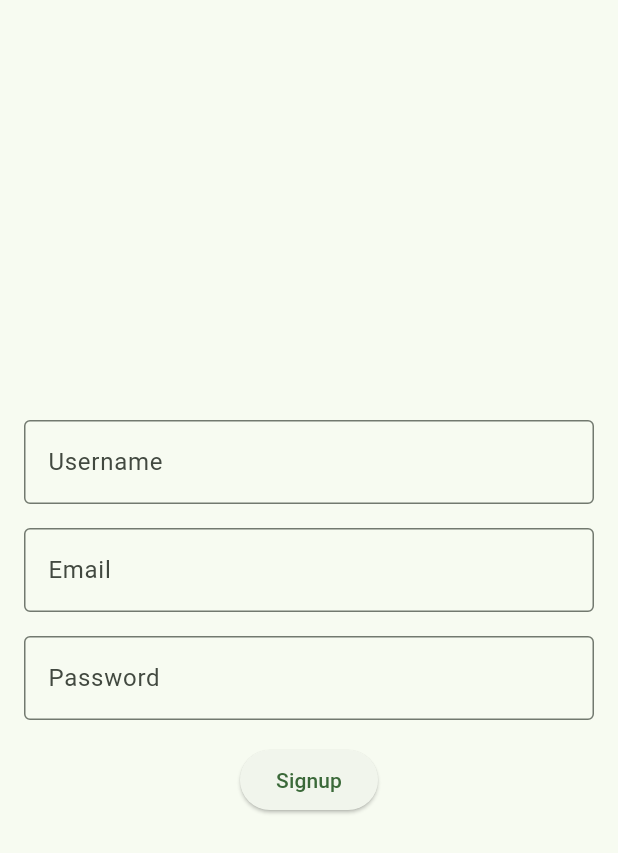
After one commit to Sanchita-sen/health_tracker, a Flutter app: the SignupPage screen opened directly, on a phone screen of 412 x 824 dp. The commit adds this screen. Shown: the top 853 px of the screen. Run offline on Flutter 3.47's test engine with Material 3 defaults, Android fonts, the phone set to English and light mode, and no system bars.

Commit message:
signup page update

```diff
--- /dev/null
+++ b/lib/features/dashboard.dart
@@ -0,0 +1,5 @@
+class Dashboard {
+  void show() {
+    print('Dashboard is displayed');
+  }
+}
--- a/lib/login.dart
+++ b/lib/login.dart
@@ -1,4 +1,6 @@
 import 'package:flutter/material.dart';
+// import 'package:health_tracker_app/features/dashboard.dart';
+import 'package:health_tracker_app/signup.dart';
 
 class login extends StatefulWidget {
   const login({super.key});
@@ -16,6 +18,9 @@ class _loginState extends State<login> {
 
     return Scaffold(
       body: Padding(padding: EdgeInsets.all(16.0),
+      child: Center(
+        child: SizedBox(
+          width: 400,
           child: Column(
             mainAxisAlignment: MainAxisAlignment.center,
             children: [
@@ -38,11 +43,28 @@ class _loginState extends State<login> {
               SizedBox(height: 16.0),
               ElevatedButton(
                 onPressed: () {
-              // Handle login logic here
+                   Navigator.pushReplacement(
+                    context,
+                    MaterialPageRoute(builder: (_) => Scaffold(
+                      appBar: AppBar(title: Text('Dashboard')),
+                      body: Center(child: Text('Dashboard')),
+                    )),
+                  );
                 },
                 child: Text('Login'),
               ),
+              ElevatedButton(
+                onPressed: () {
+                  Navigator.pushReplacement(
+                    context,
+                    MaterialPageRoute(builder: (_) => SignupPage()),
+                  );
+                },
+                child: Text('"Don’t have an account? Signup"'),
+              ),
             ],
+          ),
+        ),
       ),
       ),
 
--- a/lib/main.dart
+++ b/lib/main.dart
@@ -19,4 +19,6 @@ class HealthTracker extends StatelessWidget {
       home: screen(),
     );
   }
+
+
 }
--- /dev/null
+++ b/lib/services/userServices.dart
@@ -0,0 +1,26 @@
+class UserService {
+  final Map<String, String> _users = {};
+
+  Future<Map<String, String>?> getUserByUsername(String username) async {
+    if (_users.containsKey(username)) {
+      return {'username': username, 'password': _users[username]!};
+    }
+    return null;
+  }
+
+  Future<void> createUser(String username, String password, String email) async {
+    final existing = await getUserByUsername(username);
+    if (existing != null) {
+      throw Exception('Username already exists');
+    }
+
+    // final newUser = {
+    //   'username': username,
+    //   'password': password,
+    //   'email': email,
+    // };
+    // Here you would typically send this data to your backend or database
+    await Future.delayed(Duration(seconds: 1));
+    _users[username] = password; // Storing user in a mock database
+  }
+}
--- /dev/null
+++ b/lib/signup.dart
@@ -0,0 +1,84 @@
+import 'package:flutter/material.dart';
+import 'package:health_tracker_app/services/userServices.dart' show UserService;
+
+class SignupPage extends StatefulWidget {
+  const SignupPage({super.key});
+
+  @override
+  State<SignupPage> createState() => _signupPageState();
+}
+
+class _signupPageState extends State<SignupPage> {
+  final usernameController = TextEditingController();
+  final passwordController = TextEditingController();
+  final emailController = TextEditingController();
+
+  Future<void> signup() async {
+    // Implement signup logic here
+    final username = usernameController.text;
+    final email = emailController.text;
+    final password = passwordController.text;
+    final userService = UserService();
+
+    if (username.isNotEmpty && email.isNotEmpty && password.isNotEmpty) {
+      // Simulate a signup process
+     await userService.createUser(username, password, email);
+
+      // Navigate to another page or show success message
+    } else {
+      // Show error message
+      print('Please fill all fields');
+    }
+  }
+
+  @override
+  Widget build(BuildContext context) {
+    return Scaffold(
+      body: Padding(
+        padding: EdgeInsets.all(16.0),
+        child: Center(
+          child: SizedBox(
+            width: 400,
+            child: Column(
+              mainAxisAlignment: MainAxisAlignment.center,
+              children: [
+                TextField(
+                  controller: usernameController,
+                  decoration: InputDecoration(
+                    labelText: 'Username',
+                    border: OutlineInputBorder(),
+                  ),
+                ),
+                SizedBox(height: 16.0),
+                TextField(
+                  controller: emailController,
+                  decoration: InputDecoration(
+                    labelText: 'Email',
+                    border: OutlineInputBorder(),
+                  ),
+                ),
+                SizedBox(height: 16.0),
+                TextField(
+                  controller: passwordController,
+                  decoration: InputDecoration(
+                    labelText: 'Password',
+                    border: OutlineInputBorder(),
+                  ),
+                  obscureText: true,
+                ),
+                SizedBox(height: 16.0),
+                ElevatedButton(
+                  onPressed: () {
+                    // Handle signup logic here
+                    signup();
+                  },
+                  child: Text('Signup'),
+                ),
+              ],
+            ),
+          ),
+        ),
+      ),
+    );
+  }
+}
```
Lines whose indentation alone changed are shown as unchanged.
